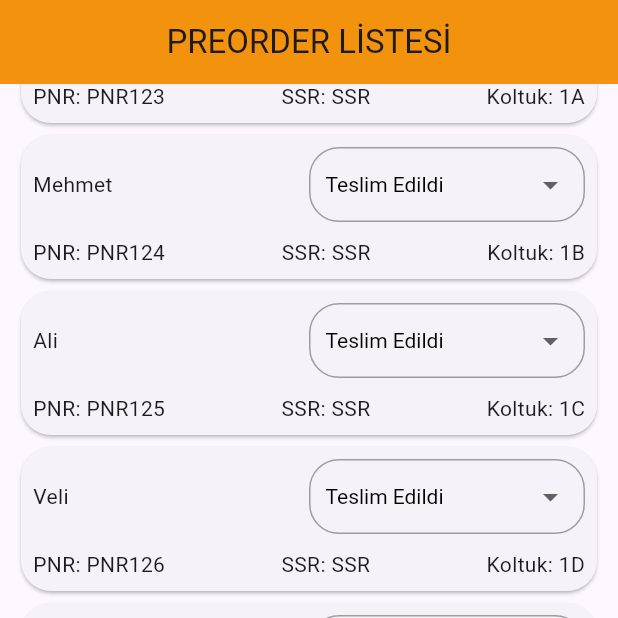
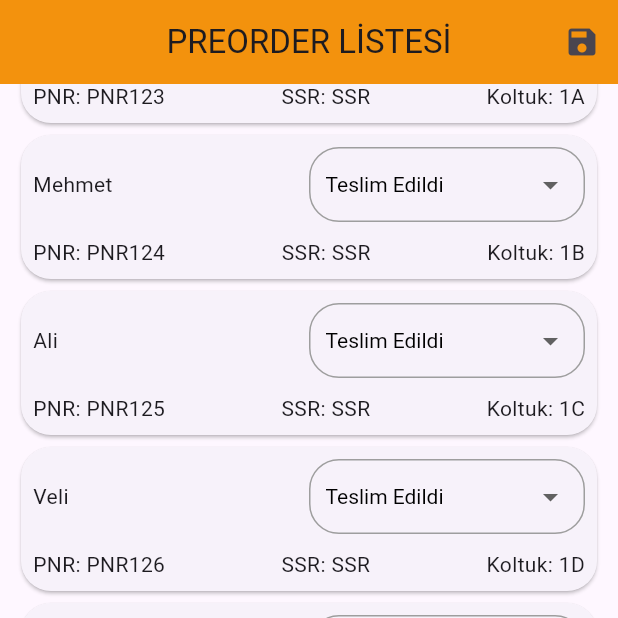
Before and after one commit to EmrSyhn/pegasus_exchange, a Flutter app: the screen it shows after launch, scrolled down 154 dp, on a phone screen of 412 x 824 dp, the top half of it. Run offline on Flutter 3.47's test engine with Material 3 defaults, Android fonts, the phone set to English and light mode, and no system bars; our stand-ins replace equatable, flutter_bloc.

Commit message:
Kod değişikliklerini tanımlayan düzenlemeleri ekle

```diff
--- a/lib/src/preorder/bloc/preorder_event.dart
+++ b/lib/src/preorder/bloc/preorder_event.dart
@@ -15,7 +15,8 @@ final class PreorderChangeStatusEvent extends PreorderEvent {
   final int preorderId;
   final PreorderStatus status;
 
-  const PreorderChangeStatusEvent({required this.preorderId, required this.status});
+  const PreorderChangeStatusEvent(
+      {required this.preorderId, required this.status});
 }
 
 @immutable
--- a/lib/src/preorder/ui/preorder_list_page.dart
+++ b/lib/src/preorder/ui/preorder_list_page.dart
@@ -1,6 +1,5 @@
 import 'package:flutter/material.dart';
 import 'package:flutter_bloc/flutter_bloc.dart';
-
 
 import '../../../core/widgets/custom_snack_bar.dart';
 import '../bloc/preorder_bloc.dart';
@@ -32,6 +31,14 @@ class _PreorderListPageState extends State<PreorderListPage> {
         backgroundColor: Colors.orange,
         centerTitle: true,
         title: Text(appbarTitle),
+        actions: [
+          IconButton(
+            onPressed: () {
+              bloc.add(PreorderSaveButtonEvent());
+            },
+            icon: const Icon(Icons.save),
+          ),
+        ],
       ),
       body: BlocConsumer<PreorderBloc, PreorderState>(
         buildWhen: (previous, current) => current is! PreorderActionState,
@@ -50,14 +57,7 @@ class _PreorderListPageState extends State<PreorderListPage> {
                 padding: const EdgeInsets.all(10),
                 child: Column(
                   children: [
-                    Row(
-                      mainAxisAlignment: MainAxisAlignment.spaceBetween,
-                      children: [
-                        Expanded(child: PreorderSaveButton(bloc: bloc)),
-                        const Spacer(),
-                        Expanded(child: SeatFilterSelection(bloc: bloc)),
-                      ],
-                    ),
+                    SeatFilterSelection(bloc: bloc),
                     state.preorderList.isEmpty
                         ? const Center(
                             child: Text(
--- a/lib/src/preorder/ui/widgets/seat_filter_selection.dart
+++ b/lib/src/preorder/ui/widgets/seat_filter_selection.dart
@@ -22,6 +22,7 @@ class _SeatFilterSelectionState extends State<SeatFilterSelection> {
         borderRadius: BorderRadius.circular(20),
       ),
       child: DropdownButton(
+        icon: const Icon(Icons.filter_list),
         borderRadius: BorderRadius.circular(20),
         isExpanded: true,
         underline: Container(),
@@ -34,22 +35,27 @@ class _SeatFilterSelectionState extends State<SeatFilterSelection> {
         items: const <DropdownMenuItem>[
           DropdownMenuItem(
             value: PreorderSeatInterval.nonSelected,
+            alignment: Alignment.center,
             child: Text('Filtrele'),
           ),
           DropdownMenuItem(
             value: PreorderSeatInterval.start,
+            alignment: Alignment.center,
             child: Text('1-11'),
           ),
           DropdownMenuItem(
             value: PreorderSeatInterval.mid,
+            alignment: Alignment.center,
             child: Text('11-22'),
           ),
           DropdownMenuItem(
             value: PreorderSeatInterval.end,
+            alignment: Alignment.center,
             child: Text('22-33'),
           ),
           DropdownMenuItem(
             value: PreorderSeatInterval.all,
+            alignment: Alignment.center,
             child: Text('HEPSİ'),
           ),
         ],
```
